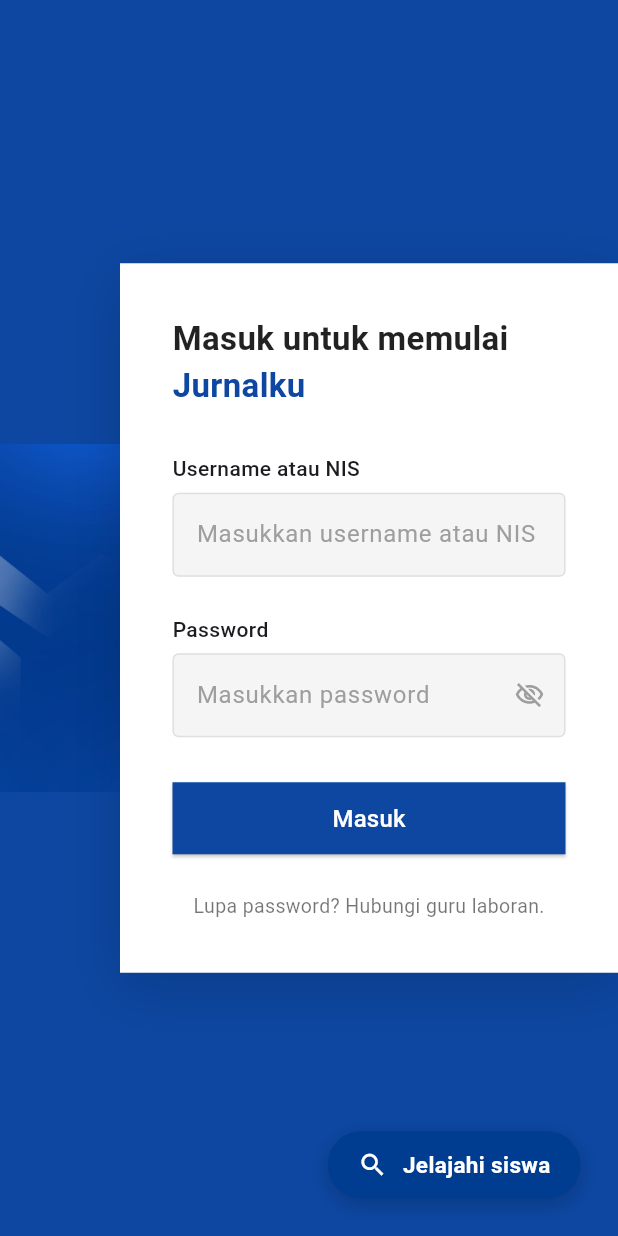
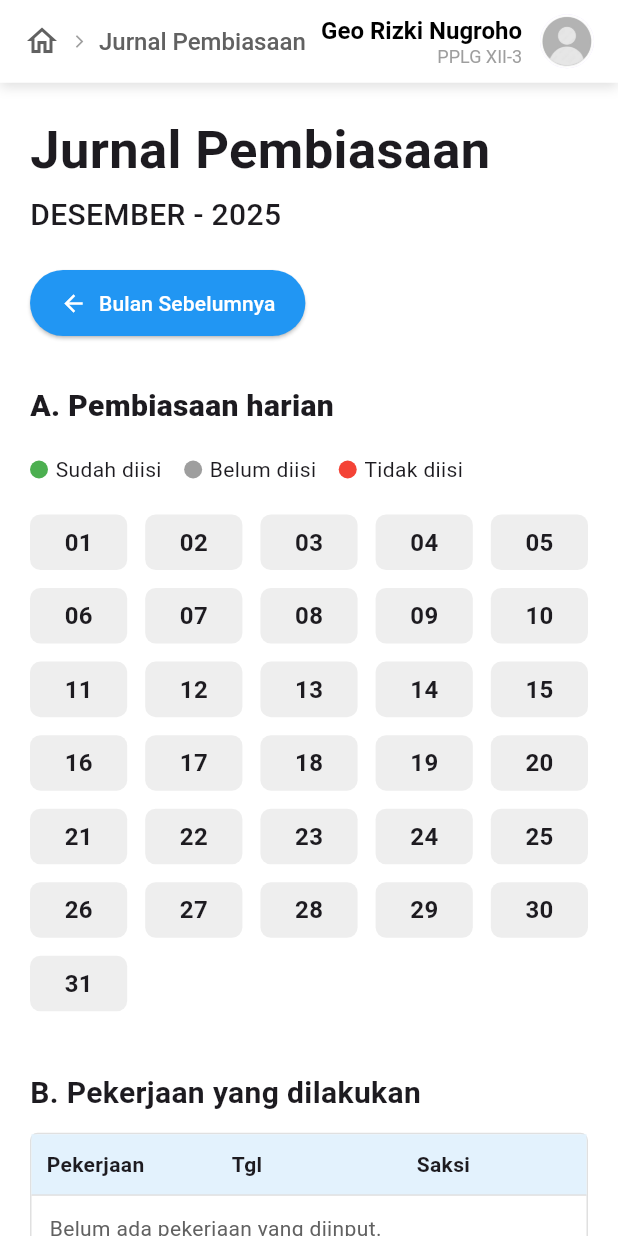
Before and after one commit to GeoRizkiNugroho/jurnalku_mobile, a Flutter app: the screen it shows after launch, on a phone screen of 412 x 824 dp. Run offline on Flutter 3.47's test engine with Material 3 defaults, Android fonts, the phone set to English and light mode, and no system bars; our stand-ins replace google_fonts.

Commit message:
jurnal pembiasaan

```diff
--- a/lib/jurnalpembiasaan_page.dart
+++ b/lib/jurnalpembiasaan_page.dart
@@ -1,194 +1,246 @@
 import 'package:flutter/material.dart';
 
-class JurnalpembiasaanPage extends StatelessWidget {
-  const JurnalpembiasaanPage({super.key});
+class JurnalPembiasaanPage extends StatelessWidget {
+  const JurnalPembiasaanPage({super.key});
 
   @override
   Widget build(BuildContext context) {
     return Scaffold(
       backgroundColor: Colors.white,
       appBar: PreferredSize(
-        preferredSize: const Size.fromHeight(55),
+        preferredSize: Size.fromHeight(55),
         child: Container(
-          decoration: const BoxDecoration(
+          decoration: BoxDecoration(
             color: Colors.white,
             boxShadow: [
-              BoxShadow(color: Colors.black12, blurRadius: 4, offset: Offset(0, 2)),
+              BoxShadow(color: Colors.black12, blurRadius: 6, offset: Offset(0, 3)),
             ],
           ),
           child: AppBar(
             backgroundColor: Colors.white,
             elevation: 0,
             automaticallyImplyLeading: false,
-            title: const Text(
+            title: Row(
+              children: [
+                Icon(Icons.home_outlined, color: Colors.grey[700]),
+                SizedBox(width: 8),
+                Icon(Icons.arrow_forward_ios, color: Colors.grey, size: 10),
+                SizedBox(width: 8),
+                Text(
                   "Jurnal Pembiasaan",
-              style: TextStyle(color: Colors.black),
+                  style: TextStyle(
+                    color: Colors.grey[700],
+                    fontSize: 16,
+                    fontWeight: FontWeight.w500,
+                  ),
+                ),
+                Spacer(),
+                Column(
+                  crossAxisAlignment: CrossAxisAlignment.end,
+                  children: [
+                    Text(
+                      'Geo Rizki Nugroho',
+                      style: TextStyle(fontSize: 16, fontWeight: FontWeight.w600, color: Colors.black),
+                    ),
+                    Text(
+                      'PPLG XII-3',
+                      style: TextStyle(fontSize: 12, color: Colors.grey),
+                    ),
+                  ],
+                ),
+                SizedBox(width: 12),
+                CircleAvatar(
+                  radius: 18,
+                  backgroundImage: AssetImage('assets/images/profile.png'),
+                ),
+              ],
             ),
           ),
         ),
       ),
-      body: ListView(
-        padding: const EdgeInsets.only(bottom: 40),
+
+      body: SingleChildScrollView(
+        child: Padding(
+          padding: EdgeInsets.all(20),
+          child: Column(
+            crossAxisAlignment: CrossAxisAlignment.start,
             children: [
-          const SizedBox(height: 20),
-          _sectionTitle("A. Pembiasaan harian"),
-          const SizedBox(height: 8),
-          _dummyCalendar(),
-          const SizedBox(height: 26),
-          _sectionTitle("B. Pekerjaan yang dilakukan"),
-          const SizedBox(height: 8),
-          _dummyTable("Belum ada pekerjaan yang diinput.", "+ Tambah Pekerjaan"),
-          const SizedBox(height: 26),
-          _buildMateriSection(),
-          const SizedBox(height: 26),
-          _buildPoinSection(),
+              Text("Jurnal Pembiasaan",
+                  style: TextStyle(fontSize: 35, fontWeight: FontWeight.bold)),
+              SizedBox(height: 4),
+              Text("DESEMBER - 2025",
+                  style: TextStyle(fontSize: 20, fontWeight: FontWeight.w500)),
+              SizedBox(height: 20),
+
+              ElevatedButton(
+                style: ElevatedButton.styleFrom(
+                  backgroundColor: Colors.blue,
+                  padding: EdgeInsets.symmetric(horizontal: 20, vertical: 12),
+                ),
+                onPressed: () {},
+                child: Row(
+                  mainAxisSize: MainAxisSize.min,
+                  children: [
+                    Icon(Icons.arrow_back, color: Colors.white),
+                    SizedBox(width: 8),
+                    Text("Bulan Sebelumnya", style: TextStyle(color: Colors.white)),
                   ],
+                ),
+              ),
+
+              SizedBox(height: 30),
+              Text("A. Pembiasaan harian",
+                  style: TextStyle(fontSize: 20, fontWeight: FontWeight.w800)),
+              SizedBox(height: 18),
+
+              Row(
+                children: [
+                  CircleAvatar(radius: 6, backgroundColor: Colors.green),
+                  SizedBox(width: 5),
+                  Text("Sudah diisi"),
+                  SizedBox(width: 15),
+                  CircleAvatar(radius: 6, backgroundColor: Colors.grey),
+                  SizedBox(width: 5),
+                  Text("Belum diisi"),
+                  SizedBox(width: 15),
+                  CircleAvatar(radius: 6, backgroundColor: Colors.red),
+                  SizedBox(width: 5),
+                  Text("Tidak diisi"),
+                ],
+              ),
+
+              SizedBox(height: 20),
+
+              GridView.builder(
+                shrinkWrap: true,
+                physics: NeverScrollableScrollPhysics(),
+                itemCount: 31,
+                gridDelegate: SliverGridDelegateWithFixedCrossAxisCount(
+                  crossAxisCount: 5,
+                  crossAxisSpacing: 12,
+                  mainAxisSpacing: 12,
+                  childAspectRatio: 1.75,
+                ),
+                itemBuilder: (context, index) {
+                  int day = index + 1;
+                  return Container(
+                    decoration: BoxDecoration(
+                      color: Colors.grey[200],
+                      borderRadius: BorderRadius.circular(7),
+                    ),
+                    child: Center(
+                      child: Text(
+                        day.toString().padLeft(2, '0'),
+                        style: TextStyle(fontWeight: FontWeight.w600, fontSize: 16),
+                      ),
+                    ),
+                  );
+                },
+              ),
+
+              SizedBox(height: 40),
+              Text("B. Pekerjaan yang dilakukan",
+                  style: TextStyle(fontSize: 20, fontWeight: FontWeight.bold)),
+              SizedBox(height: 12),
+
+              buildTableSection(
+                header: ["Pekerjaan", "Tgl", "Saksi"],
+                emptyText: "Belum ada pekerjaan yang diinput.",
+                buttonText: "+ Tambah Pekerjaan",
+              ),
+
+              SizedBox(height: 40),
+              Text("C. Materi yang dipelajari",
+                  style: TextStyle(fontSize: 20, fontWeight: FontWeight.bold)),
+              SizedBox(height: 12),
+
+              buildTableSection(
+                header: ["Materi", "Sts", "Tgl"],
+                emptyText: "Belum ada materi yang diinput.",
+                buttonText: "+ Tambah Materi",
+              ),
+
+              SizedBox(height: 18),
+              Row(
+                children: [
+                  Icon(Icons.circle, size: 10, color: Colors.green),
+                  SizedBox(width: 6),
+                  Text("A : Approved"),
+                  SizedBox(width: 16),
+                  Icon(Icons.circle, size: 10, color: Colors.orange),
+                  SizedBox(width: 6),
+                  Text("P : Pending"),
+                  SizedBox(width: 16),
+                  Icon(Icons.circle, size: 10, color: Colors.red),
+                  SizedBox(width: 6),
+                  Text("R : Revisi"),
+                ],
+              ),
+
+              SizedBox(height: 40),
+              Text("D. Poin",
+                  style: TextStyle(fontSize: 20, fontWeight: FontWeight.bold)),
+              SizedBox(height: 12),
+
+              buildPoinTable(),
+              SizedBox(height: 60),
+            ],
+          ),
+        ),
       ),
     );
   }
 
-  Widget _buildMateriSection() {
-    return Padding(
-      padding: const EdgeInsets.symmetric(horizontal: 16),
-      child: Column(
-        crossAxisAlignment: CrossAxisAlignment.start,
-        children: [
-          _sectionTitle("C. Materi yang dipelajari"),
-          const SizedBox(height: 12),
-          Container(
+  Widget buildTableSection({
+    required List<String> header,
+    required String emptyText,
+    required String buttonText,
+  }) {
+    return Container(
+      width: double.infinity,
       decoration: BoxDecoration(
-              borderRadius: BorderRadius.circular(8),
         border: Border.all(color: Colors.grey.shade300),
-            ),
-            child: Column(
-              children: [
-                Container(
-                  padding: const EdgeInsets.symmetric(vertical: 10),
-                  decoration: BoxDecoration(
-                    color: Colors.grey.shade200,
-                    borderRadius: const BorderRadius.vertical(top: Radius.circular(8)),
-                  ),
-                  child: Row(
-                    children: const [
-                      Expanded(child: Center(child: Text("Materi"))),
-                      SizedBox(width: 80, child: Center(child: Text("Sts"))),
-                      SizedBox(width: 80, child: Center(child: Text("Tgl"))),
-                    ],
-                  ),
-                ),
-                Container(
-                  padding: const EdgeInsets.symmetric(vertical: 14),
-                  child: const Center(
-                    child: Text(
-                      "Belum ada materi yang diinput.",
-                      style: TextStyle(color: Colors.grey),
-                    ),
-                  ),
-                ),
-                Container(
-                  width: double.infinity,
-                  padding: const EdgeInsets.all(12),
-                  decoration: BoxDecoration(
-                    border: Border(top: BorderSide(color: Colors.grey.shade300)),
-                  ),
-                  child: GestureDetector(
-                    onTap: () {},
-                    child: const Text(
-                      "+ Tambah Materi",
-                      style: TextStyle(color: Colors.blue, fontWeight: FontWeight.w500),
-                    ),
-                  ),
-                )
-              ],
-            ),
-          ),
-          const SizedBox(height: 8),
-          Row(
-            children: const [
-              Icon(Icons.circle, size: 12, color: Colors.green),
-              SizedBox(width: 4),
-              Text("A : Approved    "),
-              Icon(Icons.circle, size: 12, color: Colors.orange),
-              SizedBox(width: 4),
-              Text("P : Pending    "),
-              Icon(Icons.circle, size: 12, color: Colors.red),
-              SizedBox(width: 4),
-              Text("R : Revisi"),
-            ],
-          ),
-        ],
-      ),
-    );
-  }
-
-  Widget _buildPoinSection() {
-    return Padding(
-      padding: const EdgeInsets.symmetric(horizontal: 16),
-      child: Column(
-        crossAxisAlignment: CrossAxisAlignment.start,
-        children: [
-          _sectionTitle("D. Poin"),
-          const SizedBox(height: 12),
-          Container(
-            decoration: BoxDecoration(
-              borderRadius: BorderRadius.circular(8),
-              border: Border.all(color: Colors.grey.shade300),
+        borderRadius: BorderRadius.circular(5),
       ),
       child: Column(
         children: [
           Container(
             decoration: BoxDecoration(
-                    color: Colors.grey.shade200,
-                    borderRadius: const BorderRadius.vertical(top: Radius.circular(8)),
+              color: Colors.blue.shade50,
+              border: Border(bottom: BorderSide(color: Colors.grey.shade300)),
             ),
-                  padding: const EdgeInsets.symmetric(vertical: 10),
             child: Row(
-                    children: const [
-                      Expanded(
-                        child: Center(
-                          child: Text(
-                            "Kategori Poin",
-                            style: TextStyle(fontWeight: FontWeight.w600),
+              children: List.generate(
+                header.length,
+                (i) => Expanded(
+                  child: Padding(
+                    padding: EdgeInsets.all(10),
+                    child: Text(header[i],
+                        style: TextStyle(fontWeight: FontWeight.bold)),
                   ),
                 ),
               ),
-                      SizedBox(
-                        width: 200,
-                        child: Center(
-                          child: Text(
-                            "Jumlah Poin",
-                            style: TextStyle(fontWeight: FontWeight.w600),
             ),
           ),
-                      )
-                    ],
+          Padding(
+            padding: EdgeInsets.all(12),
+            child: Align(
+              alignment: Alignment.centerLeft,
+              child: Text(emptyText, style: TextStyle(color: Colors.grey[700])),
             ),
           ),
-                _rowPoin("(5) mengerjakan project/update progres", ["0", "0", "0", "0"]),
-                _rowPoin("(1-5) Poin dari pertanyaan materi", ["0", "0", "0", "0"]),
-                _rowPoin("Jumlah poin minggu ini", ["0", "0", "0", "0"]),
-                _rowPoin("Jumlah poin ceklist pembiasaan", ["0"]),
           Container(
-                  padding: const EdgeInsets.symmetric(vertical: 14),
             decoration: BoxDecoration(
               border: Border(top: BorderSide(color: Colors.grey.shade300)),
             ),
-                  child: Row(
-                    children: const [
-                      Expanded(child: Center(child: Text("Jumlah keseluruhan poin"))),
-                      SizedBox(
-                        width: 80,
-                        child: Center(
-                          child: Text(
-                            "0",
-                            style: TextStyle(fontWeight: FontWeight.bold),
+            child: Align(
+              alignment: Alignment.centerLeft,
+              child: Padding(
+                padding: EdgeInsets.all(12),
+                child: Text(buttonText,
+                    style: TextStyle(
+                        color: Colors.blue, fontWeight: FontWeight.w600)),
               ),
-                        ),
-                      ),
-                    ],
-                  ),
-                )
-              ],
             ),
           ),
         ],
@@ -196,82 +248,75 @@ class JurnalpembiasaanPage extends StatelessWidget {
     );
   }
 
-  Widget _rowPoin(String title, List<String> values) {
+  Widget buildPoinTable() {
     return Container(
-      padding: const EdgeInsets.symmetric(vertical: 12),
+      width: double.infinity,
       decoration: BoxDecoration(
-        border: Border(top: BorderSide(color: Colors.grey.shade300)),
+        border: Border.all(color: Colors.grey.shade300),
+        borderRadius: BorderRadius.circular(5),
+      ),
+      child: Column(
+        children: [
+          Container(
+            decoration: BoxDecoration(
+              color: Colors.blue.shade50,
+              border: Border(bottom: BorderSide(color: Colors.grey.shade300)),
             ),
             child: Row(
               children: [
                 Expanded(
+                  flex: 4,
                   child: Padding(
-              padding: const EdgeInsets.symmetric(horizontal: 8),
-              child: Text(title),
+                    padding: EdgeInsets.all(10),
+                    child: Text("Kategori Poin",
+                        style: TextStyle(fontWeight: FontWeight.bold)),
                   ),
                 ),
-          Row(
-            children: values
-                .map(
-                  (e) => SizedBox(
-                    width: 50,
-                    child: Center(child: Text(e)),
+                Expanded(
+                  flex: 2,
+                  child: Padding(
+                    padding: EdgeInsets.all(10),
+                    child: Text("Poin",
+                        style: TextStyle(fontWeight: FontWeight.bold)),
                   ),
-                )
-                .toList(),
                 ),
+              ],
+            ),
+          ),
+
+          poinRow("(5) Mengerjakan project / update progres belajar"),
+          poinRow("(1 - 5) Poin dari pertanyaan atau laporan materi"),
+          poinRow("Jumlah poin minggu ini"),
+          poinRow("Jumlah poin ceklist pembiasaan"),
+          poinRow("Jumlah keseluruhan poin", isLast: true),
         ],
       ),
     );
   }
 
-  Widget _sectionTitle(String text) {
-    return Padding(
-      padding: const EdgeInsets.symmetric(horizontal: 16),
-      child: Text(text, style: const TextStyle(fontSize: 18, fontWeight: FontWeight.w600)),
-    );
-  }
-
-  Widget _dummyCalendar() {
-    return Padding(
-      padding: const EdgeInsets.symmetric(horizontal: 16),
-      child: Container(
-        height: 50,
-        decoration: BoxDecoration(
-          color: Colors.grey.shade200,
-          borderRadius: BorderRadius.circular(8),
+  Widget poinRow(String text, {bool isLast = false}) {
+    return Column(
+      children: [
+        Row(
+          children: [
+            Expanded(
+              flex: 4,
+              child: Padding(
+                padding: EdgeInsets.all(10),
+                child: Text(text),
               ),
-        alignment: Alignment.center,
-        child: const Text("Kalender disini"),
             ),
-    );
-  }
-
-  Widget _dummyTable(String emptyText, String addText) {
-    return Padding(
-      padding: const EdgeInsets.symmetric(horizontal: 16),
-      child: Container(
-        height: 90,
-        decoration: BoxDecoration(
-          borderRadius: BorderRadius.circular(8),
-          border: Border.all(color: Colors.grey.shade300),
+            Expanded(
+              flex: 2,
+              child: Padding(
+                padding: EdgeInsets.all(10),
+                child: Text("0"),
               ),
-        child: Column(
-          children: [
-            const SizedBox(height: 16),
-            Text(emptyText, style: const TextStyle(color: Colors.grey)),
-            const Spacer(),
-            Container(
-              width: double.infinity,
-              padding: const EdgeInsets.all(12),
-              decoration: BoxDecoration(
-                border: Border(top: BorderSide(color: Colors.grey.shade300)),
-              ),
-              child: Text(addText, style: const TextStyle(color: Colors.blue)),
             ),
           ],
         ),
-      ),
+        if (!isLast) Divider(height: 1, color: Colors.grey.shade300),
+      ],
     );
   }
 }
--- a/lib/main.dart
+++ b/lib/main.dart
@@ -1,4 +1,5 @@
 import 'package:flutter/material.dart';
+import 'package:jurnalku_mobile/jurnalpembiasaan_page.dart';
 import 'login_page.dart';
 
 void main() {
@@ -11,7 +12,7 @@ class MyApp extends StatelessWidget {
     return MaterialApp(
       debugShowCheckedModeBanner: false,
       title: 'Jurnalku Mobile',
-      home: LoginPage()
+      home: JurnalPembiasaanPage()
     );
   }
 }
```
Lines whose indentation alone changed are shown as unchanged.
